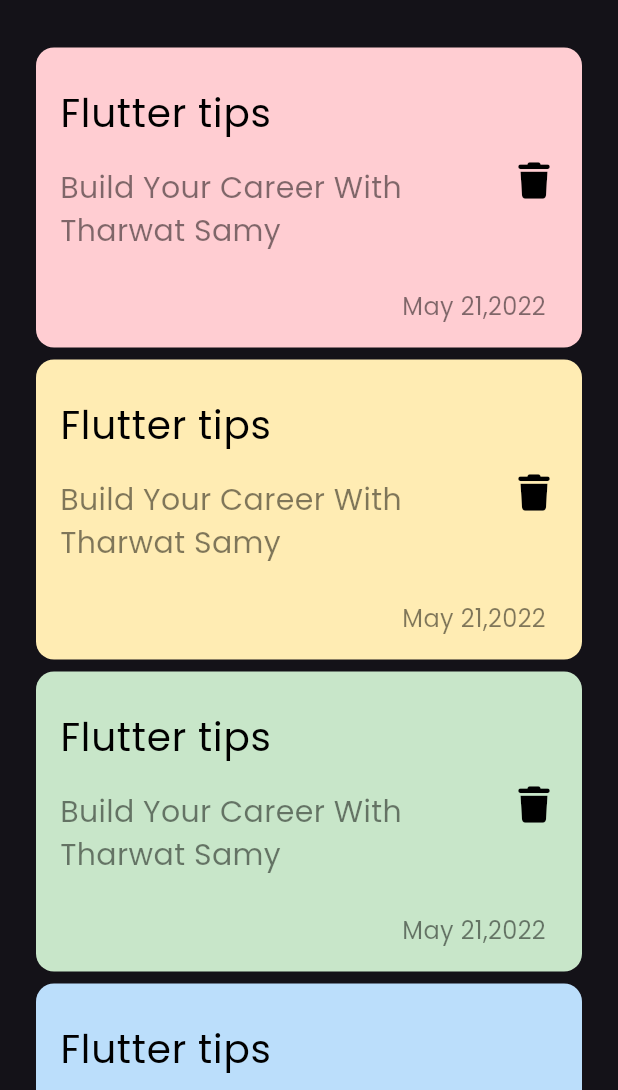
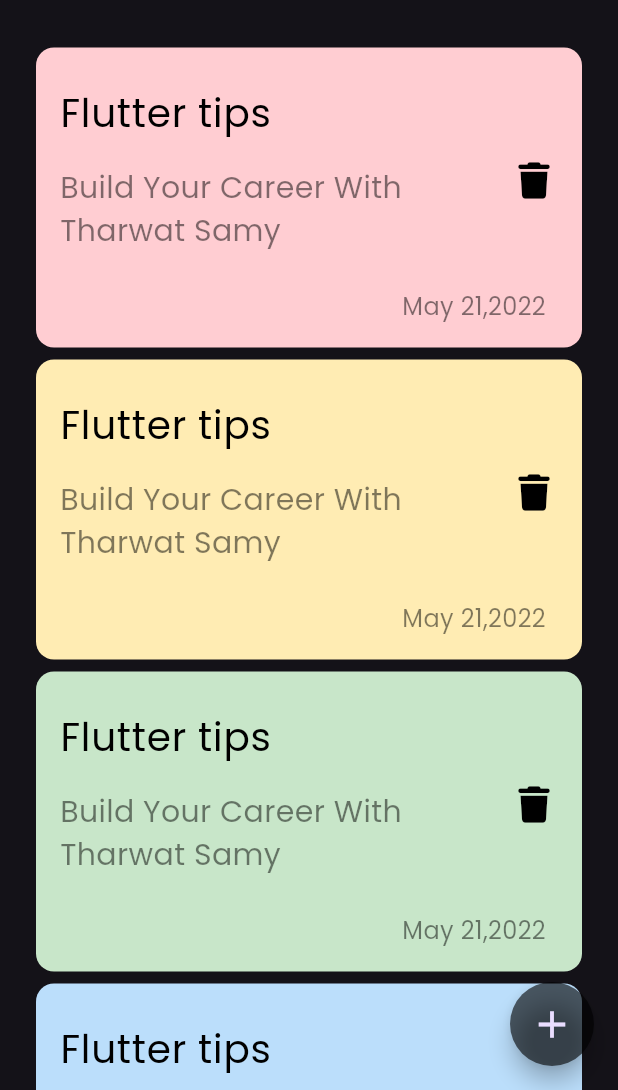
Before and after one commit to FlutterProjectsForOlaMohammed/Notes-App, a Flutter app: the screen it shows after launch, on a phone screen of 412 x 824 dp, the part 146-1236 px from its top. Run offline on Flutter 3.47's test engine with Material 3 defaults, Android fonts, the phone set to English and light mode, and no system bars; our stand-ins replace font_awesome_flutter.

Commit message:
add Floating Action Button

```diff
--- a/lib/Views/notes_app_view.dart
+++ b/lib/Views/notes_app_view.dart
@@ -6,8 +6,17 @@ class NotesAppView extends StatelessWidget {
 
   @override
   Widget build(BuildContext context) {
-    return const Scaffold(
-      body: NotesViewBody(),
+    return Scaffold(
+      floatingActionButton: FloatingActionButton(
+        backgroundColor: Colors.black.withOpacity(0.6),
+        onPressed: () {},
+        shape: const CircleBorder(),
+        child: const Icon(
+          Icons.add,
+          size: 30,
+        ),
+      ),
+      body: const NotesViewBody(),
     );
   }
 }
```
